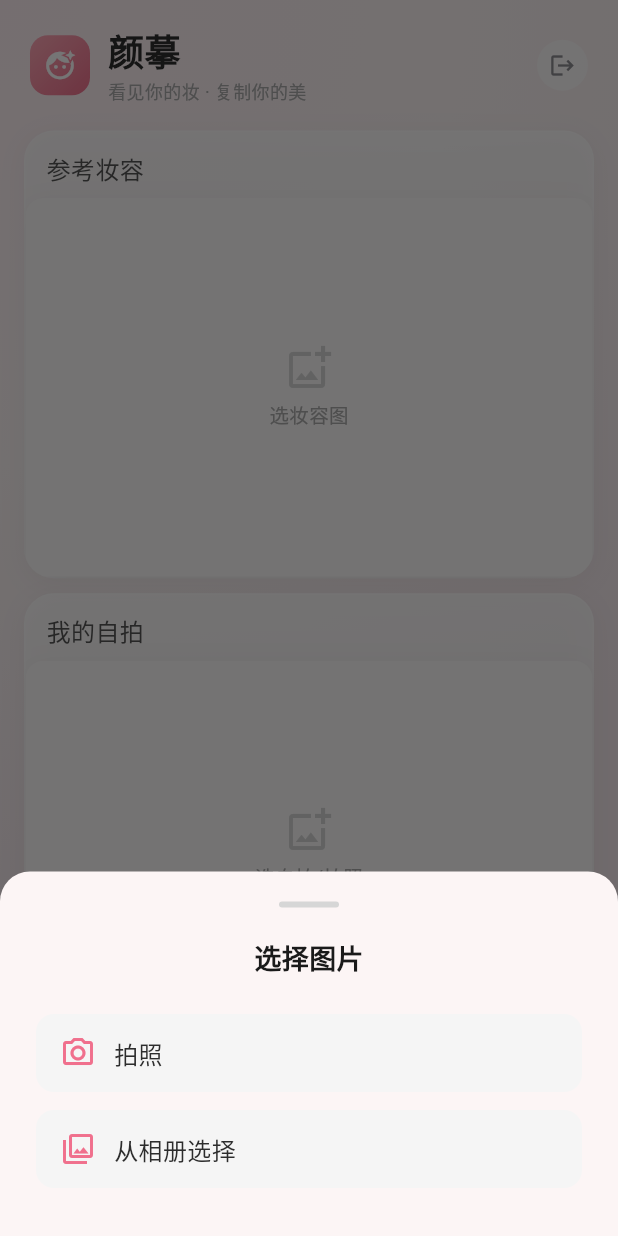
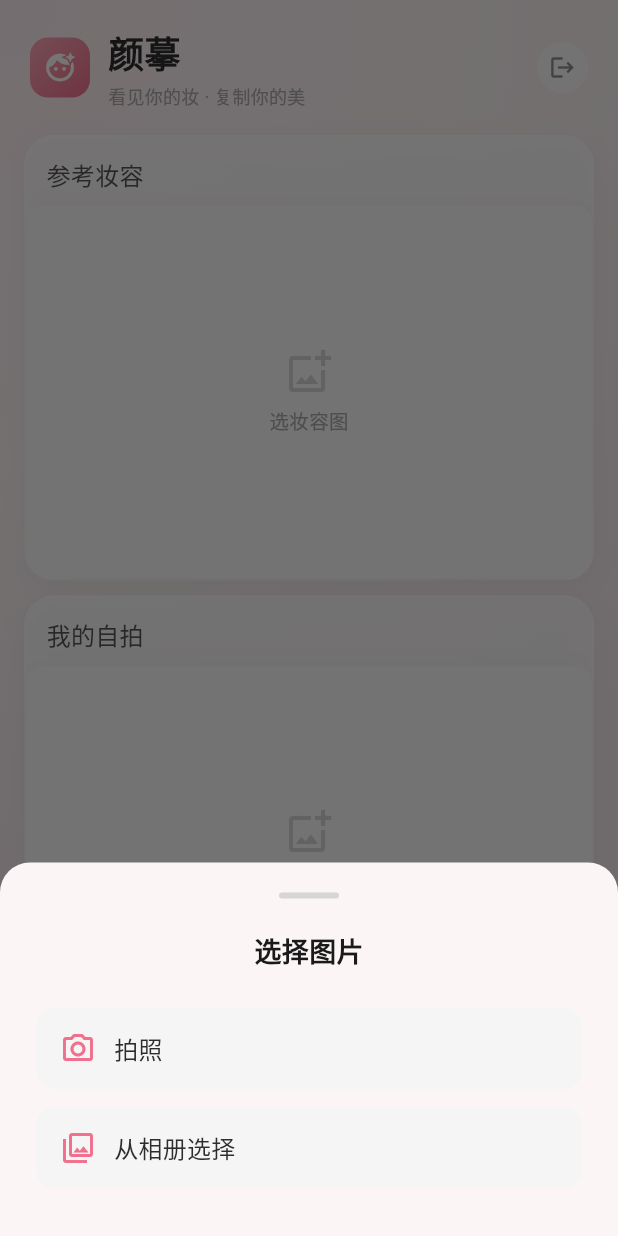
Before and after one commit to vanhci/facematch, a Flutter app: the screen it shows once a user with an empty profile is signed in, after a tap on "参考妆容", on a phone screen of 412 x 824 dp. Run offline on Flutter 3.47's test engine with Material 3 defaults, Android fonts, the phone set to English and light mode, and no system bars; our stand-ins replace dio, image_gallery_saver, image_picker, share_plus, supabase_flutter; accounts and stored records are empty; network calls fail.

Commit message:
feat: 历史整行点击+分享单图回退+字体优化+去掉重新选图

```diff
--- a/lib/theme/app_theme.dart
+++ b/lib/theme/app_theme.dart
@@ -122,52 +122,59 @@ class AppTheme {
       ),
       textTheme: const TextTheme(
         displayLarge: TextStyle(
-          fontSize: 32,
-          fontWeight: FontWeight.w700,
+          fontSize: 28,
+          fontWeight: FontWeight.w600,
           height: 1.2,
-          letterSpacing: -0.5,
+          letterSpacing: -0.3,
           color: AppColors.neutral800,
         ),
         displayMedium: TextStyle(
-          fontSize: 26,
+          fontSize: 24,
           fontWeight: FontWeight.w600,
           height: 1.25,
+          letterSpacing: -0.2,
           color: AppColors.neutral800,
         ),
         headlineLarge: TextStyle(
-          fontSize: 20,
+          fontSize: 18,
           fontWeight: FontWeight.w600,
           height: 1.3,
+          letterSpacing: 0.2,
           color: AppColors.neutral800,
         ),
         headlineMedium: TextStyle(
-          fontSize: 17,
-          fontWeight: FontWeight.w600,
+          fontSize: 16,
+          fontWeight: FontWeight.w500,
           height: 1.35,
+          letterSpacing: 0.3,
           color: AppColors.neutral800,
         ),
         bodyLarge: TextStyle(
-          fontSize: 16,
+          fontSize: 15,
           fontWeight: FontWeight.w400,
-          height: 1.5,
+          height: 1.6,
+          letterSpacing: 0.3,
           color: AppColors.neutral700,
         ),
         bodyMedium: TextStyle(
           fontSize: 14,
           fontWeight: FontWeight.w400,
-          height: 1.5,
+          height: 1.6,
+          letterSpacing: 0.2,
           color: AppColors.neutral600,
         ),
         bodySmall: TextStyle(
           fontSize: 12,
           fontWeight: FontWeight.w400,
-          height: 1.4,
+          height: 1.5,
+          letterSpacing: 0.3,
           color: AppColors.neutral400,
         ),
         labelLarge: TextStyle(
           fontSize: 13,
           fontWeight: FontWeight.w500,
           height: 1.2,
+          letterSpacing: 0.5,
           color: AppColors.neutral700,
         ),
       ),
--- a/pubspec.yaml
+++ b/pubspec.yaml
@@ -1,7 +1,7 @@
 name: facematch
 description: "FaceMatch - 看见你的妆，复制你的美"
 publish_to: 'none'
-version: 1.0.0+70
+version: 1.0.0+71
 
 environment:
   sdk: ^3.11.4
```
Also changed, not shown: lib/screens/history_screen.dart (+39 -128 lines), lib/screens/result_screen.dart (+42 -50 lines), 1 other file.
